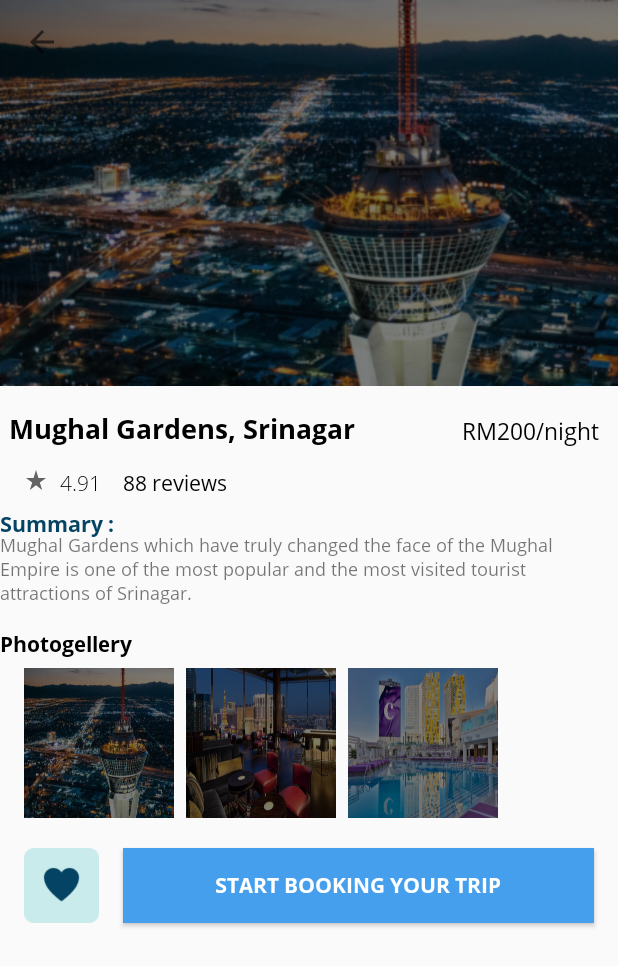
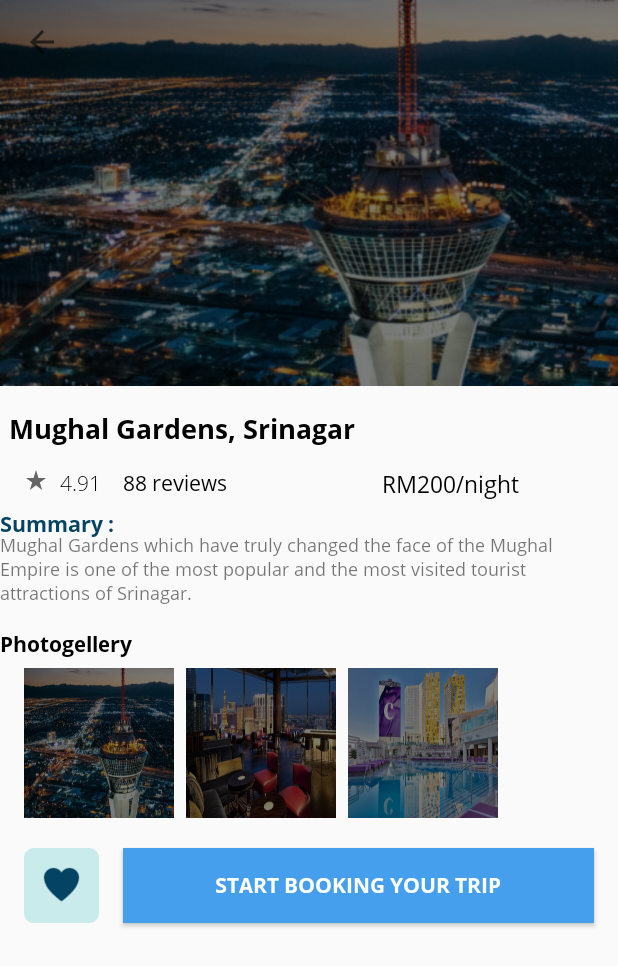
Before and after one commit to Zshui58/HotelBooking, an Android app: the DetailActivity screen opened directly, with no data from a screen before it, on a phone screen of 412 x 824 dp. Shown: the top 966 px of the screen. Run offline under Robolectric (Android 15) with nearby library versions, the phone set to English and light mode, and no system bars.

Commit message:
Delete DetailView

```diff
--- a/app/src/main/res/layout/activity_detail.xml
+++ b/app/src/main/res/layout/activity_detail.xml
@@ -43,10 +43,10 @@
             android:id="@+id/textPrice"
             android:layout_width="wrap_content"
             android:layout_height="wrap_content"
-            android:layout_below="@id/imageView3"
-            android:layout_marginStart="71dp"
-            android:layout_marginTop="19dp"
-            android:layout_toEndOf="@id/textTitle"
+            android:layout_below="@id/textTitle"
+            android:layout_marginStart="100dp"
+            android:layout_marginTop="14dp"
+            android:layout_toEndOf="@id/review"
             android:fontFamily="@font/open_sans_regular"
             android:text="RM200/night"
             android:textColor="@android:color/background_dark"
```
Also changed, not shown: app/src/main/java/my/edu/utar/hotelbooking/DetailView.java (deleted, +0 -65 lines).
